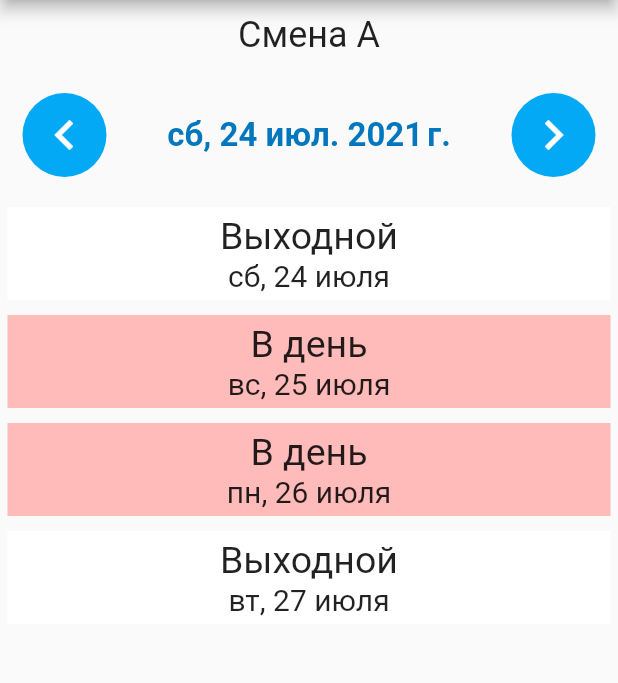
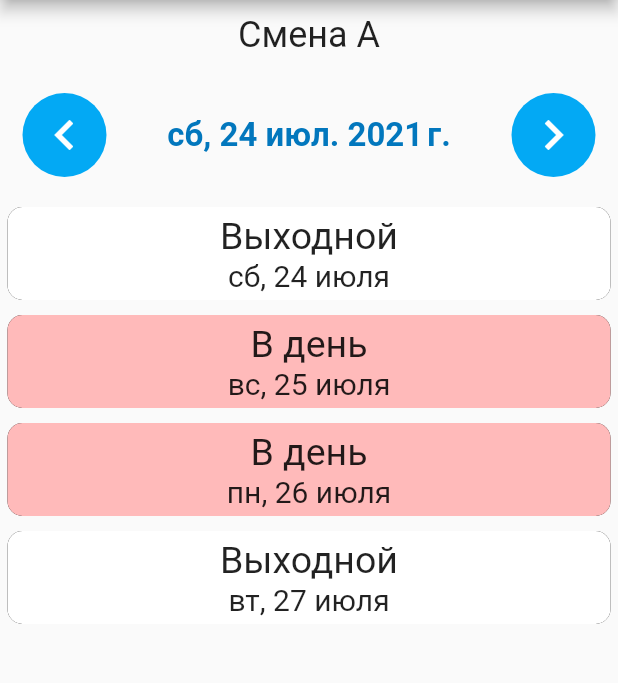
Before and after one commit to amatskevich/calendar_of_factory, a Flutter app: the screen it shows after launch, on a phone screen of 412 x 824 dp, the part 84-767 px from its top. Run offline on Flutter 3.47's test engine with Material 2 defaults, Android fonts, the phone set to English and light mode, and no system bars; Roboto replaces fonts that are missing (Georgia, Hind).

```diff
--- a/lib/single_main_screen/day_widget.dart
+++ b/lib/single_main_screen/day_widget.dart
@@ -17,7 +17,13 @@ class DayItem extends StatelessWidget {
     var shift = Provider.of<UserInfo>(context, listen: false).shift;
     Position position = CalendarEngine.calculatePositionForDay(day: date, shift: shift);
     return Container(
-      decoration: BoxDecoration(color: position.color),
+      decoration: BoxDecoration(
+        color: position.color,
+        borderRadius: BorderRadius.circular(10),
+        boxShadow: [
+          BoxShadow(color: Colors.black),
+        ],
+      ),
       margin: EdgeInsets.all(5),
       padding: EdgeInsets.all(5),
       child: Column(
```
